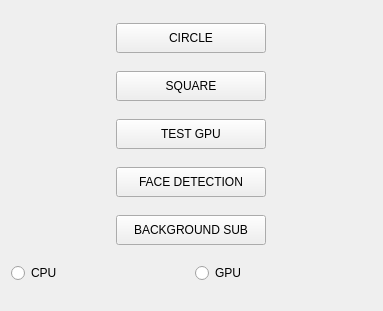
The window that Implementation/src/view/gui/widgets/ControlPanel.ui (eBabiano/TegraK1_Performance) describes before a commit, drawn with Qt 5.
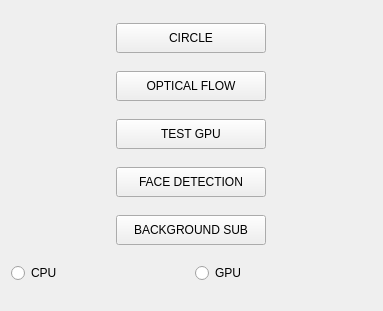
The same window after the commit.

Commit message: Optical flow added

What changed in the file:
```diff
--- a/Implementation/src/view/gui/widgets/ControlPanel.ui
+++ b/Implementation/src/view/gui/widgets/ControlPanel.ui
@@ -48,7 +48,7 @@
         </size>
        </property>
        <property name="text">
-        <string>SQUARE</string>
+        <string>OPTICAL FLOW</string>
        </property>
       </widget>
      </item>
```
Left out of the diff: 2 changed lines with no effect on the pictures. The commit also changes 25 other files.
